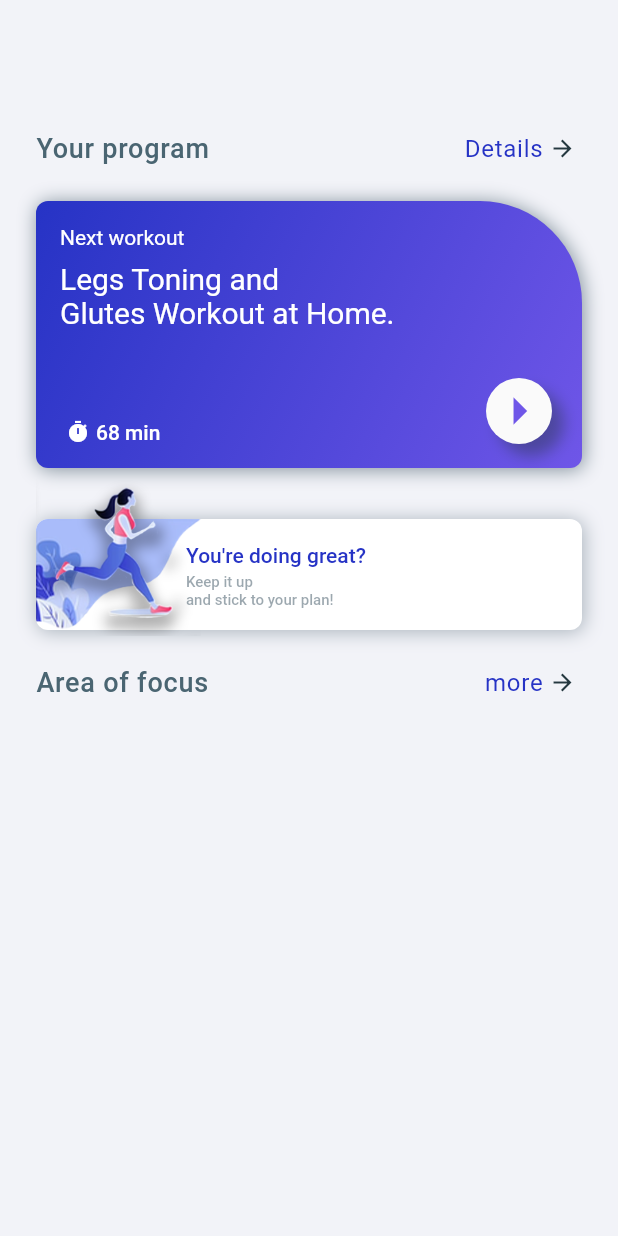
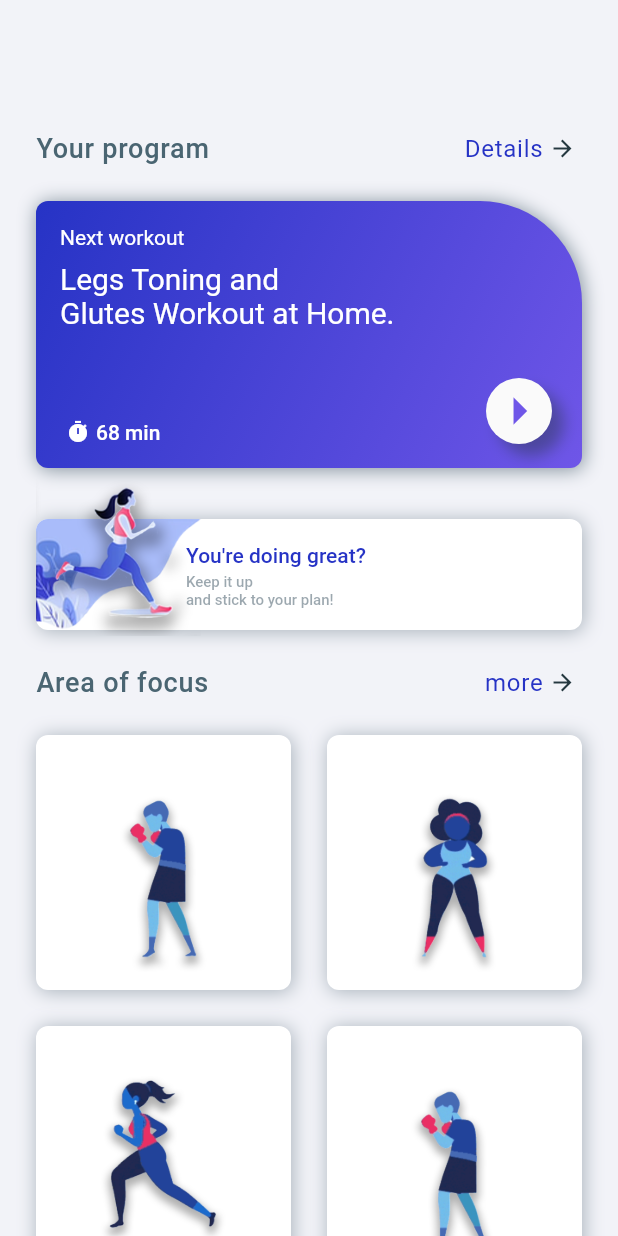
Before and after one commit to ragabelsayed/FitnessApp, a Flutter app: the screen it shows after launch, on a phone screen of 412 x 824 dp. Run offline on Flutter 3.47's test engine with Material 2 defaults, Android fonts, the phone set to English and light mode, and no system bars; our stand-ins replace google_fonts.

Commit message:
Adding AreaListView File to listView in TrainingScreen file

```diff
--- a/fitness_app/lib/screens/training_screen.dart
+++ b/fitness_app/lib/screens/training_screen.dart
@@ -1,4 +1,5 @@
 import 'package:fitness_app/app_theme.dart';
+import 'package:fitness_app/widgets/area_list_view.dart';
 import 'package:fitness_app/widgets/running_view.dart';
 import 'package:fitness_app/widgets/title_view.dart';
 import 'package:fitness_app/widgets/workout_view.dart';
@@ -95,6 +96,22 @@ class _TrainingScreenState extends State<TrainingScreen>
         ),
       ),
     );
+
+    _listviews.add(
+      AreaListView(
+        mainScreenAnimationController: _animationController,
+        mainScreenAnimation: Tween<double>(begin: 0.0, end: 1.0).animate(
+          CurvedAnimation(
+            parent: _animationController,
+            curve: Interval(
+              (1 / count) * 5,
+              1.0,
+              curve: Curves.fastOutSlowIn,
+            ),
+          ),
+        ),
+      ),
+    );
   }
 
   @override
--- /dev/null
+++ b/fitness_app/lib/widgets/area_list_view.dart
@@ -0,0 +1,145 @@
+import 'package:fitness_app/app_theme.dart';
+import 'package:flutter/material.dart';
+
+class AreaListView extends StatefulWidget {
+  final AnimationController mainScreenAnimationController;
+  final Animation mainScreenAnimation;
+  const AreaListView(
+      {this.mainScreenAnimationController, this.mainScreenAnimation});
+
+  @override
+  _AreaListViewState createState() => _AreaListViewState();
+}
+
+class _AreaListViewState extends State<AreaListView>
+    with TickerProviderStateMixin {
+  AnimationController _animationController;
+  List<String> _areaListData = [
+    'lib/assets/images/area1.png',
+    'lib/assets/images/area2.png',
+    'lib/assets/images/area3.png',
+    'lib/assets/images/area1.png',
+  ];
+
+  @override
+  void initState() {
+    super.initState();
+    _animationController = AnimationController(
+      vsync: this,
+      duration: const Duration(milliseconds: 2000),
+    );
+  }
+
+  @override
+  void dispose() {
+    _animationController.dispose();
+    super.dispose();
+  }
+
+  @override
+  Widget build(BuildContext context) {
+    return AnimatedBuilder(
+      animation: widget.mainScreenAnimationController,
+      builder: (context, child) {
+        return FadeTransition(
+          opacity: widget.mainScreenAnimation,
+          child: Transform(
+            transform: Matrix4.translationValues(
+                0.0, 30 * (1.0 - widget.mainScreenAnimation.value), 0.0),
+            child: AspectRatio(
+              aspectRatio: 1,
+              child: Padding(
+                padding: const EdgeInsets.only(left: 8, right: 8),
+                child: GridView(
+                  padding: const EdgeInsets.all(16),
+                  physics: const BouncingScrollPhysics(),
+                  scrollDirection: Axis.vertical,
+                  children: List<Widget>.generate(
+                    _areaListData.length,
+                    (index) {
+                      final int count = 4;
+                      final Animation animation =
+                          Tween<double>(begin: 0, end: 1).animate(
+                        CurvedAnimation(
+                          parent: _animationController,
+                          curve: Interval(
+                            (1 / count) * index,
+                            1.0,
+                            curve: Curves.fastOutSlowIn,
+                          ),
+                        ),
+                      );
+                      _animationController.forward();
+                      return AreaView(
+                        animationController: _animationController,
+                        animation: animation,
+                        image: _areaListData[index],
+                      );
+                    },
+                  ),
+                  gridDelegate: const SliverGridDelegateWithFixedCrossAxisCount(
+                    crossAxisCount: 2,
+                    mainAxisSpacing: 24,
+                    crossAxisSpacing: 24,
+                    childAspectRatio: 1,
+                  ),
+                ),
+              ),
+            ),
+          ),
+        );
+      },
+    );
+  }
+}
+
+class AreaView extends StatelessWidget {
+  final AnimationController animationController;
+  final Animation animation;
+  final String image;
+  const AreaView({this.animationController, this.animation, this.image});
+  @override
+  Widget build(BuildContext context) {
+    return AnimatedBuilder(
+      animation: animationController,
+      builder: (context, child) {
+        return FadeTransition(
+          opacity: animation,
+          child: Transform(
+            transform:
+                Matrix4.translationValues(0.0, 50 * (1 - animation.value), 0.0),
+            child: Container(
+              decoration: BoxDecoration(
+                color: AppTheme.white,
+                borderRadius: const BorderRadius.all(Radius.circular(8)),
+                boxShadow: [
+                  BoxShadow(
+                    color: AppTheme.gray.withOpacity(0.4),
+                    offset: const Offset(1.1, 1.1),
+                    blurRadius: 10,
+                  ),
+                ],
+              ),
+              child: Material(
+                color: Colors.transparent,
+                child: InkWell(
+                  focusColor: Colors.transparent,
+                  highlightColor: Colors.transparent,
+                  hoverColor: Colors.transparent,
+                  borderRadius: const BorderRadius.all(Radius.circular(8)),
+                  splashColor: AppTheme.nearlyDarkBlue.withOpacity(0.2),
+                  onTap: () {},
+                  child: Padding(
+                    padding:
+                        const EdgeInsets.only(top: 16, left: 16, right: 16),
+                    child: Image.asset(image),
+                  ),
+                ),
+              ),
+            ),
+          ),
+        );
+      },
+    );
+  }
+}
--- a/fitness_app/pubspec.yaml
+++ b/fitness_app/pubspec.yaml
@@ -36,3 +36,6 @@ flutter:
     - lib/assets/images/glass.png
     - lib/assets/images/back.png
     - lib/assets/images/runner.png
+    - lib/assets/images/area1.png
+    - lib/assets/images/area2.png
+    - lib/assets/images/area3.png
```
Also changed, not shown: fitness_app/lib/assets/images/area1.png (added), fitness_app/lib/assets/images/area2.png (added), fitness_app/lib/assets/images/area3.png (added).
